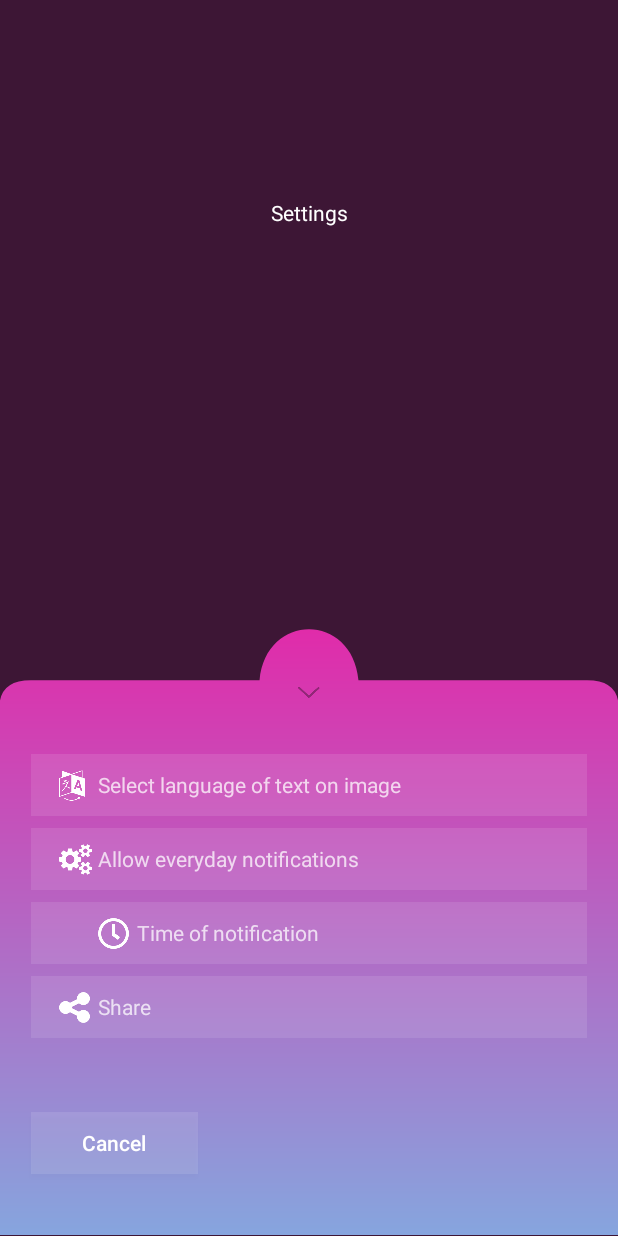
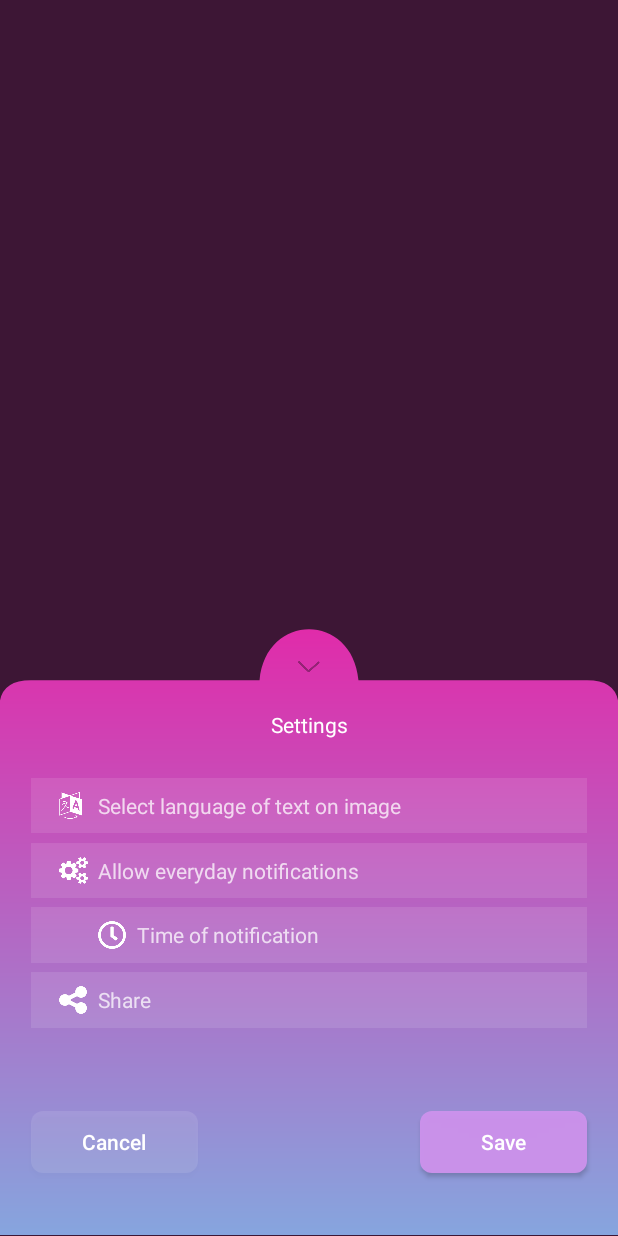
Before and after one commit to washeeeq/soul-calendar, an Android app: the screen it shows after launch (CalendarActivity), after a tap on an icon or button, on a phone screen of 412 x 824 dp. Run offline under Robolectric (Android 15) with nearby library versions, the phone set to English and light mode, and no system bars; our stand-ins replace Timber; pictures from the network do not load.

Commit message:
Moved all to one constraint parent layout.

```diff
--- a/app/src/main/java/org/allatra/calendar/ui/activity/CalendarActivity.kt
+++ b/app/src/main/java/org/allatra/calendar/ui/activity/CalendarActivity.kt
@@ -11,8 +11,9 @@ import timber.log.Timber
 
 
 class CalendarActivity : AppCompatActivity() {
-    private var moveY: Float = 0f
-    private val contractAnimationDurationSec = 1000L
+    private var moveYtoDefaultPosition: Float = 0f
+    private val contractAnimationDurationSec = 700L
+    private val hideAnimationDurationSec = 100L
 
     override fun onCreate(savedInstanceState: Bundle?) {
         super.onCreate(savedInstanceState)
@@ -20,8 +21,6 @@ class CalendarActivity : AppCompatActivity() {
 
         if (BuildConfig.DEBUG) {
             Timber.plant(Timber.DebugTree())
-        } else {
-
         }
 
         initUi()
@@ -39,43 +38,26 @@ class CalendarActivity : AppCompatActivity() {
 
             switchUi()
         }
-
-
     }
 
     private fun initUi(){
-        moveY = (getHeight().div(2)) * 0.8f
+        moveYtoDefaultPosition = (getHeight().div(2)) * 0.8f
 
-        // move back to position 0
-        ObjectAnimator.ofFloat(sliderSettings, "translationY", moveY).apply {
-            duration = 100
+        // hide it
+        ObjectAnimator.ofFloat(mainSliderGroup, "translationY", moveYtoDefaultPosition).apply {
+            duration = hideAnimationDurationSec
             start()
         }
     }
 
     private fun switchUi(){
-        var moveSliderSettingsY: Float = 0f
-        var moveBtnExpandY: Float = 0f
-
-        if(sliderSettings.getIsContracted()){
-            moveBtnExpandY = 1f
-            moveSliderSettingsY = moveY
+        var moveY: Float = if(sliderSettings.getIsContracted()){
+            moveYtoDefaultPosition
         } else {
-            moveBtnExpandY = -moveY
-            moveSliderSettingsY = -1f
+            -1f
         }
 
-        ObjectAnimator.ofFloat(sliderSettings, "translationY", moveSliderSettingsY).apply {
-            duration = contractAnimationDurationSec
-            start()
-        }
-
-        ObjectAnimator.ofFloat(btnExpand, "translationY", moveBtnExpandY).apply {
-            duration = contractAnimationDurationSec
-            start()
-        }
-
-        ObjectAnimator.ofFloat(txtSettings, "translationY", moveBtnExpandY).apply {
+        ObjectAnimator.ofFloat(mainSliderGroup, "translationY", moveY).apply {
             duration = contractAnimationDurationSec
             start()
         }
--- /dev/null
+++ b/app/src/main/res/drawable/bg_theme_button_cancel.xml
@@ -0,0 +1,9 @@
+<?xml version="1.0" encoding="utf-8"?>
+<shape xmlns:android="http://schemas.android.com/apk/res/android">
+    <solid android:color="@color/colorTransparent10"/>
+    <corners android:radius="8dp"/>
+    <padding android:left="1dp"
+        android:bottom="1dp"
+        android:right="1dp"
+        android:top="1dp"/>
+</shape>
--- /dev/null
+++ b/app/src/main/res/drawable/bg_theme_button_save.xml
@@ -0,0 +1,9 @@
+<?xml version="1.0" encoding="utf-8"?>
+<shape xmlns:android="http://schemas.android.com/apk/res/android">
+    <solid android:color="@color/colorBtnSave"/>
+    <corners android:radius="8dp"/>
+    <padding android:left="1dp"
+        android:bottom="1dp"
+        android:right="1dp"
+        android:top="1dp"/>
+</shape>
--- a/app/src/main/res/layout/activity_calendar.xml
+++ b/app/src/main/res/layout/activity_calendar.xml
@@ -7,6 +7,21 @@
     android:layout_height="match_parent"
     android:background="@color/colorBgCalendar"
     tools:context=".ui.activity.CalendarActivity">
+
+    <androidx.constraintlayout.widget.Guideline
+        android:id="@+id/horGuideLineStart"
+        android:layout_width="wrap_content"
+        android:layout_height="wrap_content"
+        android:orientation="horizontal"
+        app:layout_constraintGuide_percent="0.5" />
+
+    <androidx.constraintlayout.widget.ConstraintLayout
+        android:id="@+id/mainSliderGroup"
+        android:layout_width="match_parent"
+        android:layout_height="0dp"
+        app:layout_constraintHeight_percent="0.5"
+        app:layout_constraintStart_toStartOf="parent"
+        app:layout_constraintTop_toTopOf="@+id/horGuideLineStart">
 
         <androidx.constraintlayout.widget.Guideline
             android:id="@+id/verGuideLine1"
@@ -32,25 +47,44 @@
         <org.allatra.calendar.ui.anim.SettingsSlider
             android:id="@+id/sliderSettings"
             android:layout_width="match_parent"
-        android:layout_height="0dp"
-        app:layout_constraintHeight_percent="0.5"
-        app:layout_constraintBottom_toBottomOf="parent"
+            android:layout_height="match_parent"
+            app:layout_constraintTop_toTopOf="parent"
             app:layout_constraintStart_toStartOf="parent"
             app:color_start="@color/colorBgSettingsStart"
             app:color_end="@color/colorBgSettingsEnd"/>
+
+        <androidx.constraintlayout.widget.Guideline
+            android:id="@+id/horGuideLine0"
+            android:layout_width="wrap_content"
+            android:layout_height="wrap_content"
+            android:orientation="horizontal"
+            app:layout_constraintGuide_percent="0.03" />
+
+        <androidx.appcompat.widget.AppCompatImageButton
+            android:id="@+id/btnExpand"
+            android:layout_width="0dp"
+            android:layout_height="0dp"
+            app:layout_constraintHeight_percent="0.1"
+            android:src="@drawable/bg_expand_btn"
+            android:background="@color/colorTransparent"
+            android:scaleType="centerInside"
+            app:layout_constraintStart_toStartOf="@id/verGuideLine1"
+            app:layout_constraintEnd_toEndOf="@id/verGuideLine2"
+            app:layout_constraintTop_toTopOf="@id/horGuideLine0">
+        </androidx.appcompat.widget.AppCompatImageButton>
 
         <androidx.constraintlayout.widget.Guideline
             android:id="@+id/horGuideLine1"
             android:layout_width="wrap_content"
             android:layout_height="wrap_content"
             android:orientation="horizontal"
-        app:layout_constraintGuide_percent="0.56" />
+            app:layout_constraintGuide_percent="0.15" />
 
         <androidx.appcompat.widget.AppCompatTextView
             android:id="@+id/txtSettings"
             android:layout_width="wrap_content"
             android:layout_height="0dp"
-        app:layout_constraintHeight_percent="0.03"
+            app:layout_constraintHeight_percent="0.06"
             android:text="@string/txt_settings"
             app:layout_constraintTop_toTopOf="@id/horGuideLine1"
             app:layout_constraintStart_toStartOf="parent"
@@ -62,14 +96,14 @@
             android:layout_width="wrap_content"
             android:layout_height="wrap_content"
             android:orientation="horizontal"
-        app:layout_constraintGuide_percent="0.61" />
+            app:layout_constraintGuide_percent="0.26" />
 
         <androidx.constraintlayout.widget.ConstraintLayout
             android:id="@+id/languageLayoutGroup"
             android:layout_width="0dp"
             android:layout_height="0dp"
             app:layout_constraintWidth_percent="0.9"
-        app:layout_constraintHeight_percent="0.05"
+            app:layout_constraintHeight_percent="0.09"
             app:layout_constraintTop_toTopOf="@id/horGuideLine2"
             app:layout_constraintStart_toStartOf="parent"
             app:layout_constraintEnd_toEndOf="parent"
@@ -125,14 +159,14 @@
             android:layout_width="wrap_content"
             android:layout_height="wrap_content"
             android:orientation="horizontal"
-        app:layout_constraintGuide_percent="0.67" />
+            app:layout_constraintGuide_percent="0.365" />
 
         <androidx.constraintlayout.widget.ConstraintLayout
             android:id="@+id/notificationLayoutGroup"
             android:layout_width="0dp"
             android:layout_height="0dp"
             app:layout_constraintWidth_percent="0.9"
-        app:layout_constraintHeight_percent="0.05"
+            app:layout_constraintHeight_percent="0.09"
             app:layout_constraintTop_toTopOf="@id/horGuideLine3"
             app:layout_constraintStart_toStartOf="parent"
             app:layout_constraintEnd_toEndOf="parent"
@@ -188,14 +222,14 @@
             android:layout_width="wrap_content"
             android:layout_height="wrap_content"
             android:orientation="horizontal"
-        app:layout_constraintGuide_percent="0.73" />
+            app:layout_constraintGuide_percent="0.47" />
 
         <androidx.constraintlayout.widget.ConstraintLayout
             android:id="@+id/timeNotificationLayoutGroup"
             android:layout_width="0dp"
             android:layout_height="0dp"
             app:layout_constraintWidth_percent="0.9"
-        app:layout_constraintHeight_percent="0.05"
+            app:layout_constraintHeight_percent="0.09"
             app:layout_constraintTop_toTopOf="@id/horGuideLine4"
             app:layout_constraintStart_toStartOf="parent"
             app:layout_constraintEnd_toEndOf="parent"
@@ -251,14 +285,14 @@
             android:layout_width="wrap_content"
             android:layout_height="wrap_content"
             android:orientation="horizontal"
-        app:layout_constraintGuide_percent="0.79" />
+            app:layout_constraintGuide_percent="0.575" />
 
         <androidx.constraintlayout.widget.ConstraintLayout
             android:id="@+id/shareLayoutGroup"
             android:layout_width="0dp"
             android:layout_height="0dp"
             app:layout_constraintWidth_percent="0.9"
-        app:layout_constraintHeight_percent="0.05"
+            app:layout_constraintHeight_percent="0.09"
             app:layout_constraintTop_toTopOf="@id/horGuideLine5"
             app:layout_constraintStart_toStartOf="parent"
             app:layout_constraintEnd_toEndOf="parent"
@@ -314,7 +348,7 @@
             android:layout_width="wrap_content"
             android:layout_height="wrap_content"
             android:orientation="horizontal"
-        app:layout_constraintGuide_percent="0.9" />
+            app:layout_constraintGuide_percent="0.8" />
 
         <androidx.constraintlayout.widget.Guideline
             android:id="@+id/verGuideLine3"
@@ -323,29 +357,38 @@
             android:orientation="vertical"
             app:layout_constraintGuide_percent="0.05" />
 
+        <androidx.constraintlayout.widget.Guideline
+            android:id="@+id/verGuideLine4"
+            android:layout_width="wrap_content"
+            android:layout_height="wrap_content"
+            android:orientation="vertical"
+            app:layout_constraintGuide_percent="0.95" />
+
         <androidx.appcompat.widget.AppCompatButton
+            android:id="@+id/btnCancel"
             android:layout_width="0dp"
             android:layout_height="0dp"
             app:layout_constraintWidth_percent="0.27"
-        app:layout_constraintHeight_percent="0.05"
-        android:background="@color/colorTransparent10"
+            app:layout_constraintHeight_percent="0.1"
+            android:background="@drawable/bg_theme_button_cancel"
             android:text="@string/txt_btn_cancel"
             android:textColor="@color/colorWhite"
             android:textAllCaps="false"
             app:layout_constraintTop_toTopOf="@id/horGuideLine6"
             app:layout_constraintStart_toStartOf="@id/verGuideLine3"/>
 
-    <androidx.appcompat.widget.AppCompatImageButton
-        android:id="@+id/btnExpand"
+        <androidx.appcompat.widget.AppCompatButton
+            android:id="@+id/btnSave"
             android:layout_width="0dp"
             android:layout_height="0dp"
-        app:layout_constraintHeight_percent="0.05"
-        android:src="@drawable/bg_expand_btn"
-        android:background="@color/colorTransparent"
-        android:scaleType="centerInside"
-        app:layout_constraintStart_toStartOf="@id/verGuideLine1"
-        app:layout_constraintEnd_toEndOf="@id/verGuideLine2"
-        app:layout_constraintTop_toTopOf="@id/horGuideLine">
-    </androidx.appcompat.widget.AppCompatImageButton>
+            app:layout_constraintWidth_percent="0.27"
+            app:layout_constraintHeight_percent="0.1"
+            android:background="@drawable/bg_theme_button_save"
+            android:text="@string/txt_btn_save"
+            android:textColor="@color/colorWhite"
+            android:textAllCaps="false"
+            app:layout_constraintTop_toTopOf="@id/horGuideLine6"
+            app:layout_constraintEnd_toStartOf="@id/verGuideLine4"/>
+    </androidx.constraintlayout.widget.ConstraintLayout>
 
 </androidx.constraintlayout.widget.ConstraintLayout>
--- a/app/src/main/res/values/colors.xml
+++ b/app/src/main/res/values/colors.xml
@@ -10,4 +10,5 @@
     <color name="colorTransparent">#00FFFFFF</color>
     <color name="colorTransparent10">#1AFFFFFF</color>
     <color name="colorTransparent75">#BEFFFFFF</color>
+    <color name="colorBtnSave">#F3CD92ED</color>
 </resources>
--- a/app/src/main/res/values/strings.xml
+++ b/app/src/main/res/values/strings.xml
@@ -7,4 +7,5 @@
     <string name="txt_time_of_notification">Time of notification</string>
     <string name="txt_share">Share</string>
     <string name="txt_btn_cancel">Cancel</string>
+    <string name="txt_btn_save">Save</string>
 </resources>
```
Lines whose indentation alone changed are shown as unchanged.
